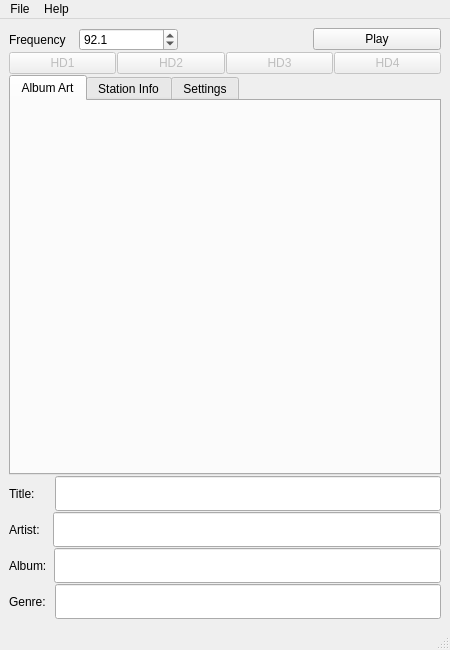
The window that src/mainwindow.ui (CamK06/nrsc5-gui-plusplus) describes before a commit, drawn with Qt 5.
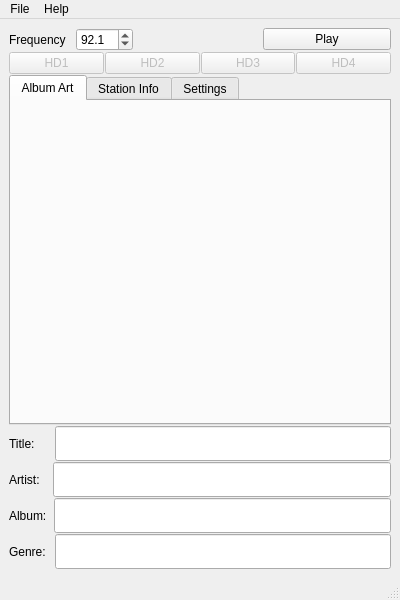
The same window after the commit.

```diff
--- a/src/mainwindow.ui
+++ b/src/mainwindow.ui
@@ -6,8 +6,8 @@
    <rect>
     <x>0</x>
     <y>0</y>
-    <width>450</width>
-    <height>650</height>
+    <width>400</width>
+    <height>600</height>
    </rect>
   </property>
   <property name="windowTitle">
@@ -388,7 +388,7 @@
     <rect>
      <x>0</x>
      <y>0</y>
-     <width>450</width>
+     <width>400</width>
      <height>30</height>
     </rect>
    </property>
```
